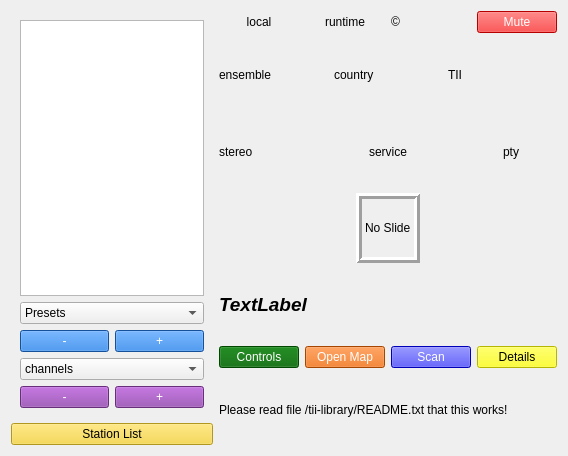
Old version of the form forms/dabradio.ui in the repository tomneda/DABstar.
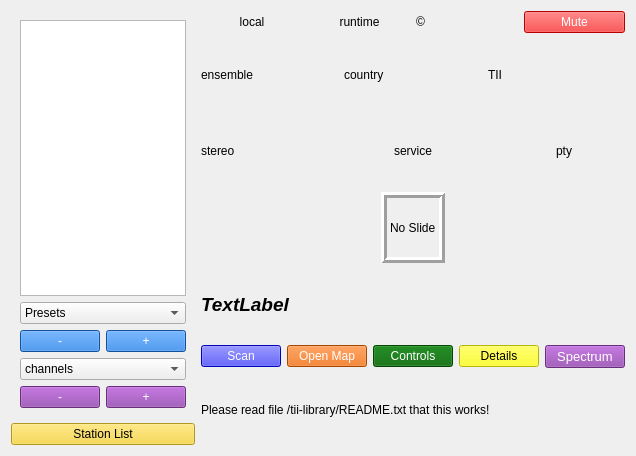
New version of the form. Custom widgets are drawn as their Qt base class.

Commit message: Move Spectrum button to main UI

```diff
--- a/forms/dabradio.ui
+++ b/forms/dabradio.ui
@@ -345,32 +345,6 @@
      </item>
      <item>
       <layout class="QHBoxLayout" name="horizontalLayout_9">
-       <item>
-        <widget class="QPushButton" name="configButton">
-         <property name="toolTip">
-          <string>&lt;html&gt;&lt;head/&gt;&lt;body&gt;&lt;p&gt;Hide or  show the configuration-control widget&lt;/p&gt;&lt;/body&gt;&lt;/html&gt;</string>
-         </property>
-         <property name="styleSheet">
-          <string notr="true">background-color: darkgreen; color: white;</string>
-         </property>
-         <property name="text">
-          <string>Controls</string>
-         </property>
-        </widget>
-       </item>
-       <item>
-        <widget class="QPushButton" name="httpButton">
-         <property name="toolTip">
-          <string>&lt;html&gt;&lt;head/&gt;&lt;body&gt;&lt;p&gt;Start (or stop) a simple webserver for showing a map on which the locations of the transmitters found are shown&lt;/p&gt;&lt;/body&gt;&lt;/html&gt;</string>
-         </property>
-         <property name="styleSheet">
-          <string notr="true">background-color: rgb(230, 97, 0); color: white;</string>
-         </property>
-         <property name="text">
-          <string>Open Map</string>
-         </property>
-        </widget>
-       </item>
        <item>
         <widget class="QPushButton" name="scanButton">
          <property name="toolTip">
@@ -384,6 +358,32 @@
          </property>
         </widget>
        </item>
+       <item>
+        <widget class="QPushButton" name="httpButton">
+         <property name="toolTip">
+          <string>&lt;html&gt;&lt;head/&gt;&lt;body&gt;&lt;p&gt;Start (or stop) a simple webserver for showing a map on which the locations of the transmitters found are shown&lt;/p&gt;&lt;/body&gt;&lt;/html&gt;</string>
+         </property>
+         <property name="styleSheet">
+          <string notr="true">background-color: rgb(230, 97, 0); color: white;</string>
+         </property>
+         <property name="text">
+          <string>Open Map</string>
+         </property>
+        </widget>
+       </item>
+       <item>
+        <widget class="QPushButton" name="configButton">
+         <property name="toolTip">
+          <string>&lt;html&gt;&lt;head/&gt;&lt;body&gt;&lt;p&gt;Hide or  show the configuration-control widget&lt;/p&gt;&lt;/body&gt;&lt;/html&gt;</string>
+         </property>
+         <property name="styleSheet">
+          <string notr="true">background-color: darkgreen; color: white;</string>
+         </property>
+         <property name="text">
+          <string>Controls</string>
+         </property>
+        </widget>
+       </item>
        <item>
         <widget class="QPushButton" name="detailButton">
          <property name="toolTip">
@@ -397,6 +397,25 @@
          </property>
         </widget>
        </item>
+       <item>
+        <widget class="QPushButton" name="show_spectrumButton">
+         <property name="font">
+          <font>
+           <family>Cantarell</family>
+           <pointsize>10</pointsize>
+          </font>
+         </property>
+         <property name="toolTip">
+          <string>&lt;html&gt;&lt;head/&gt;&lt;body&gt;&lt;p&gt;The spectrum and the constellation of the DAB signal is shown when pressing this button. &lt;br /&gt;&lt;br /&gt;Pressing it again will cause the spectrum and constellation to be invisible.&lt;/p&gt;&lt;/body&gt;&lt;/html&gt;</string>
+         </property>
+         <property name="styleSheet">
+          <string notr="true">background-color: rgb(145, 65, 172); color: white;</string>
+         </property>
+         <property name="text">
+          <string>Spectrum</string>
+         </property>
+        </widget>
+       </item>
       </layout>
      </item>
      <item>
```
The commit also changes 2 other files.
